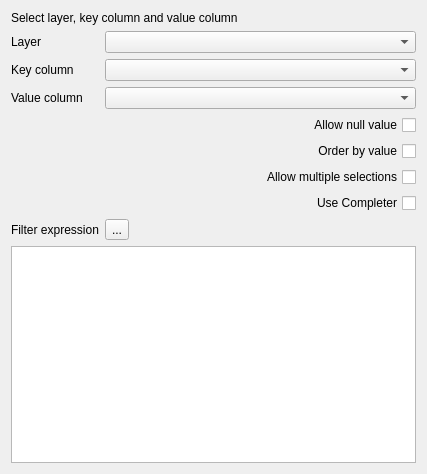
Before: the Qt Designer form src/ui/editorwidgets/qgsvaluerelationconfigdlgbase.ui in nextgis/nextgisqgis, drawn with Qt 5.
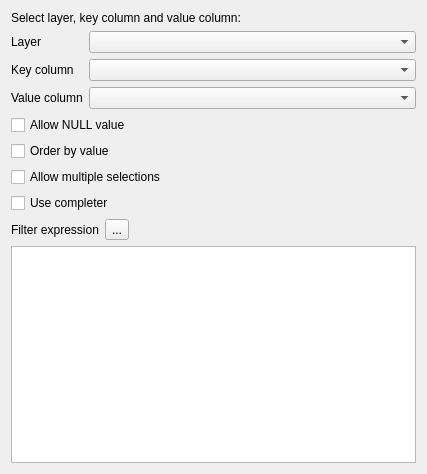
After: the same form once the commit is applied. Custom widgets are drawn as their Qt base class.

Patch:
```diff
--- a/src/ui/editorwidgets/qgsvaluerelationconfigdlgbase.ui
+++ b/src/ui/editorwidgets/qgsvaluerelationconfigdlgbase.ui
@@ -13,14 +13,11 @@
   <property name="windowTitle">
    <string>Form</string>
   </property>
-  <layout class="QFormLayout" name="formLayout">
-   <property name="fieldGrowthPolicy">
-    <enum>QFormLayout::AllNonFixedFieldsGrow</enum>
-   </property>
+  <layout class="QGridLayout" name="gridLayout" columnstretch="0,1">
    <item row="0" column="0" colspan="2">
     <widget class="QLabel" name="label_8">
      <property name="text">
-      <string>Select layer, key column and value column</string>
+      <string>Select layer, key column and value column:</string>
      </property>
     </widget>
    </item>
@@ -47,6 +44,13 @@
      </property>
     </widget>
    </item>
+   <item row="5" column="0" colspan="2">
+    <widget class="QCheckBox" name="mOrderByValue">
+     <property name="text">
+      <string>Order by value</string>
+     </property>
+    </widget>
+   </item>
    <item row="2" column="1">
     <widget class="QgsFieldComboBox" name="mKeyColumn"/>
    </item>
@@ -65,35 +69,31 @@
    </item>
    <item row="4" column="0" colspan="2">
     <widget class="QCheckBox" name="mAllowNull">
-     <property name="layoutDirection">
-      <enum>Qt::RightToLeft</enum>
-     </property>
      <property name="text">
-      <string>Allow null value</string>
-     </property>
-    </widget>
-   </item>
-   <item row="5" column="0" colspan="2">
-    <widget class="QCheckBox" name="mOrderByValue">
-     <property name="layoutDirection">
-      <enum>Qt::RightToLeft</enum>
-     </property>
-     <property name="text">
-      <string>Order by value</string>
+      <string>Allow NULL value</string>
      </property>
     </widget>
    </item>
    <item row="6" column="0" colspan="2">
     <widget class="QCheckBox" name="mAllowMulti">
-     <property name="layoutDirection">
-      <enum>Qt::RightToLeft</enum>
-     </property>
      <property name="text">
       <string>Allow multiple selections</string>
      </property>
     </widget>
    </item>
-   <item row="8" column="0">
+   <item row="7" column="0" colspan="2">
+    <widget class="QCheckBox" name="mUseCompleter">
+     <property name="text">
+      <string>Use completer</string>
+     </property>
+    </widget>
+   </item>
+   <item row="10" column="0" colspan="2">
+    <widget class="QTextEdit" name="mFilterExpression"/>
+   </item>
+   <item row="9" column="0" colspan="2">
+    <layout class="QHBoxLayout" name="horizontalLayout">
+     <item>
     <widget class="QLabel" name="label_19">
      <property name="text">
       <string>Filter expression</string>
@@ -103,7 +103,7 @@
      </property>
     </widget>
    </item>
-   <item row="8" column="1">
+     <item>
     <widget class="QToolButton" name="mEditExpression">
      <property name="layoutDirection">
       <enum>Qt::RightToLeft</enum>
@@ -113,18 +113,20 @@
      </property>
     </widget>
    </item>
-   <item row="9" column="0" colspan="2">
-    <widget class="QTextEdit" name="mFilterExpression"/>
-   </item>
-   <item row="7" column="0" colspan="2">
-    <widget class="QCheckBox" name="mUseCompleter">
-     <property name="layoutDirection">
-      <enum>Qt::RightToLeft</enum>
-     </property>
-     <property name="text">
-      <string>Use Completer</string>
-     </property>
-    </widget>
+     <item>
+      <spacer name="horizontalSpacer">
+       <property name="orientation">
+        <enum>Qt::Horizontal</enum>
+       </property>
+       <property name="sizeHint" stdset="0">
+        <size>
+         <width>40</width>
+         <height>20</height>
+        </size>
+       </property>
+      </spacer>
+     </item>
+    </layout>
    </item>
   </layout>
  </widget>
```
Lines whose indentation alone changed are shown as unchanged.
